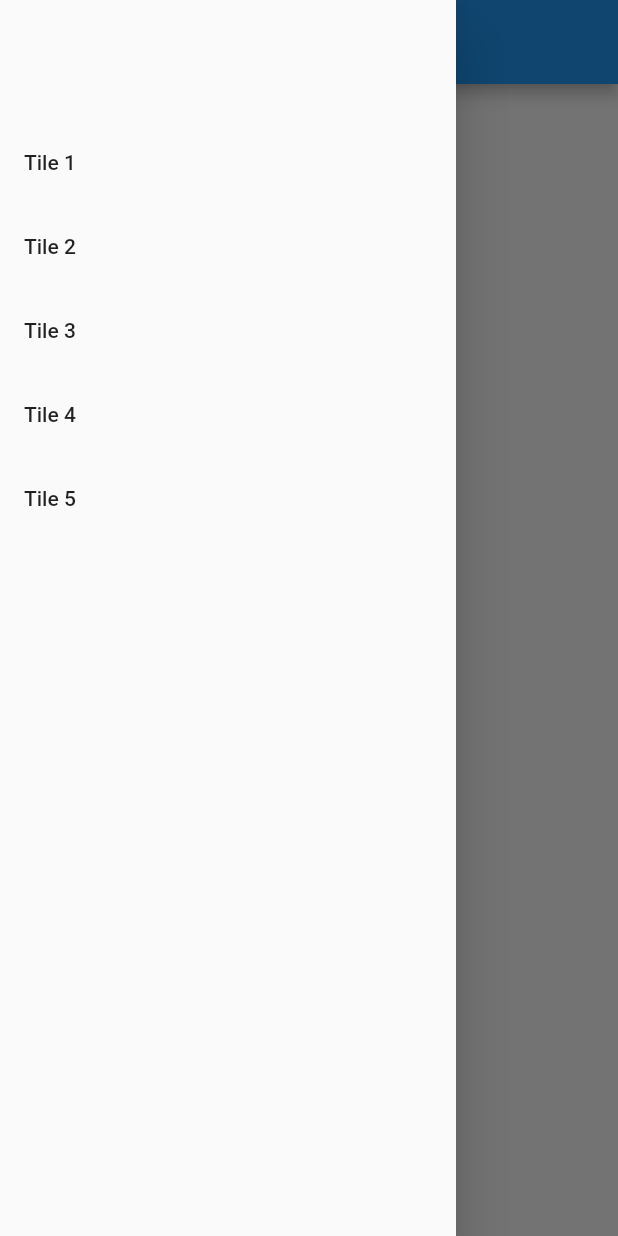
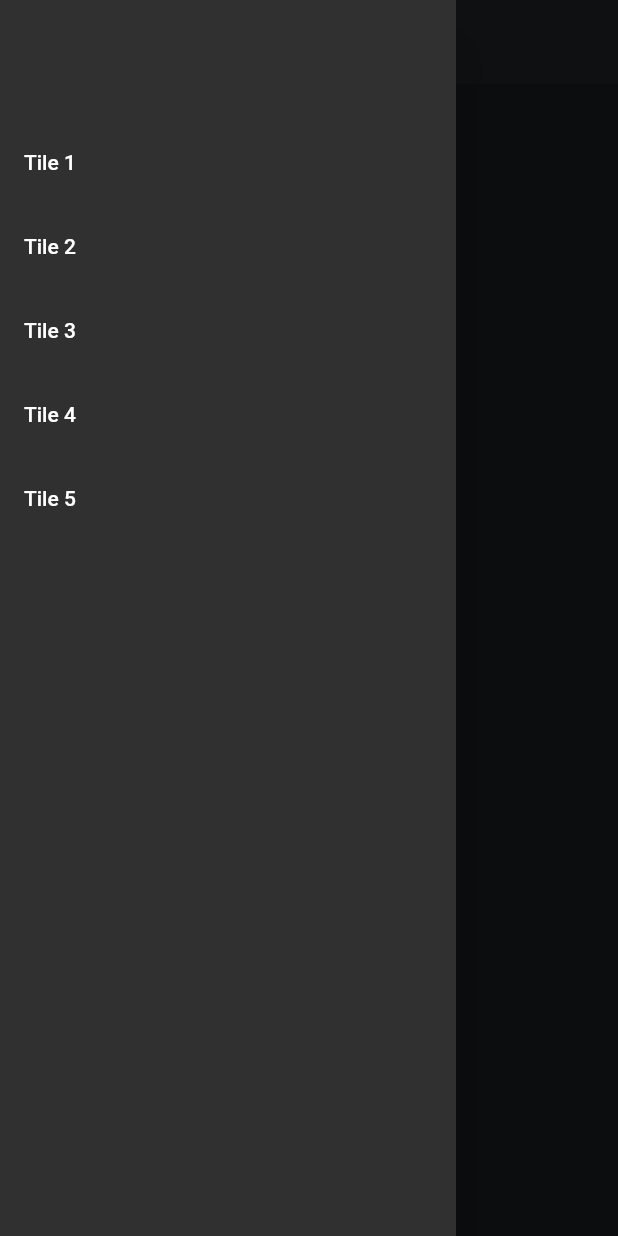
Before and after one commit to SmithZachary/Lets-Git-It, a Flutter app: the screen it shows after launch, with the side drawer open, on a phone screen of 412 x 824 dp. Run offline on Flutter 3.47's test engine with Material 2 defaults, Android fonts, the phone set to English and light mode, and no system bars.

Commit message:
added theme colors

```diff
--- /dev/null
+++ b/lib/colors.dart
@@ -0,0 +1,23 @@
+import "dart:ui";
+import 'package:flutter/material.dart';
+
+abstract class AppColors {
+  static const primary = Color(0xFF0F7173);
+  static const alerts = Color(0xFFDE6156);
+  static const warnings = Color(0xFFFBC933);
+  static const textDark = Color(0xFFE0E0E0);
+  static const iconDark = Color(0xFFE0E0E0);
+  static final textDarkRead = Color(0XFFE0E0E0).withOpacity(0.65);
+  static const textSecondaryDark = Color(0xFF979797);
+  static const darkBackground = Color(0xFF1B1D21);
+  static const onDarkBackground = Color(0xFF1E2228);
+  static const stroke = Color(0xFF292929);
+  static const textLight = Color(0xFF121212);
+  static final textLightRead = Color(0xFF121212).withOpacity(0.5);
+  static const textSecondaryLight = Color(0xFF3A3A3A);
+  static const iconLight = Color(0xFF3A3A3A);
+  static const lightBackground = Color(0xFFFFFFFF);
+  static const onLightBackground = Color(0xFFF0F0F0);
+  static const strokeLight = Color(0xFF878787);
+  static const shade = Color(0xFFF0F0F0);
+}
--- a/lib/main.dart
+++ b/lib/main.dart
@@ -1,5 +1,7 @@
 import 'package:flutter/material.dart';
 import 'package:lets_git_it/screens/home_screen.dart';
+import 'package:lets_git_it/theme.dart';
+import 'package:provider/provider.dart';
 
 void main() {
   runApp(const MyApp());
@@ -10,11 +12,17 @@ class MyApp extends StatelessWidget {
 
   @override
   Widget build(BuildContext context) {
-    return MaterialApp(
-        title: 'Let\'s Git It',
-        theme: ThemeData(
-          primarySwatch: Colors.blue,
-        ),
-        home: const HomeScreen());
+    return ChangeNotifierProvider(
+      create: (_) => ThemeNotifier(),
+      child: Consumer<ThemeNotifier>(
+        builder: (context, ThemeNotifier notifier, child) {
+          return MaterialApp(
+            title: 'Flutter Theme Provider',
+            theme: notifier.darkTheme ? dark : light,
+            home: const HomeScreen(),
+          );
+        },
+      ),
+    );
   }
 }
--- a/lib/screens/home_screen.dart
+++ b/lib/screens/home_screen.dart
@@ -1,4 +1,5 @@
 import 'package:flutter/material.dart';
+import 'package:lets_git_it/colors.dart';
 
 class HomeScreen extends StatelessWidget {
   const HomeScreen({Key? key}) : super(key: key);
@@ -10,6 +11,7 @@ class HomeScreen extends StatelessWidget {
       body: const Center(
         child: Text(
           'Lets Git It',
+          style: TextStyle(color: AppColors.primary),
         ),
       ),
       drawer: Drawer(
--- /dev/null
+++ b/lib/theme.dart
@@ -0,0 +1,125 @@
+import 'package:flutter/material.dart';
+import 'package:flutter/services.dart';
+// import 'package:shared_preferences/shared_preferences.dart';
+
+import 'colors.dart';
+
+ThemeData light = ThemeData(
+  brightness: Brightness.light,
+  visualDensity: VisualDensity.adaptivePlatformDensity,
+  primaryColor: AppColors.primary,
+  scaffoldBackgroundColor: AppColors.lightBackground,
+  colorScheme:
+      ThemeData.light().colorScheme.copyWith(secondary: AppColors.primary),
+  appBarTheme: ThemeData.light().appBarTheme.copyWith(
+        iconTheme: ThemeData.light().iconTheme,
+        backgroundColor: AppColors.shade,
+        elevation: 0,
+        centerTitle: true,
+        titleTextStyle: const TextStyle(
+          fontWeight: FontWeight.bold,
+          fontSize: 17,
+          color: AppColors.iconLight,
+        ),
+        systemOverlayStyle: SystemUiOverlayStyle.dark,
+      ),
+  elevatedButtonTheme: ElevatedButtonThemeData(
+    style: ElevatedButton.styleFrom(primary: AppColors.primary),
+  ),
+  cardColor: AppColors.shade,
+  primaryTextTheme: const TextTheme(
+    headline6: TextStyle(color: AppColors.textLight),
+  ),
+  iconTheme: const IconThemeData(color: AppColors.textLight),
+);
+
+ThemeData midnight = ThemeData(
+  brightness: Brightness.light,
+  visualDensity: VisualDensity.adaptivePlatformDensity,
+  primaryColor: AppColors.primary,
+  scaffoldBackgroundColor: AppColors.lightBackground,
+  colorScheme:
+      ThemeData.fallback().colorScheme.copyWith(secondary: AppColors.primary),
+  appBarTheme: ThemeData.fallback().appBarTheme.copyWith(
+        iconTheme: ThemeData.fallback().iconTheme,
+        backgroundColor: AppColors.shade,
+        elevation: 0,
+        centerTitle: true,
+        titleTextStyle: const TextStyle(
+          fontWeight: FontWeight.bold,
+          fontSize: 17,
+          color: AppColors.iconLight,
+        ),
+        systemOverlayStyle: SystemUiOverlayStyle.dark,
+      ),
+  elevatedButtonTheme: ElevatedButtonThemeData(
+    style: ElevatedButton.styleFrom(primary: AppColors.primary),
+  ),
+  cardColor: AppColors.shade,
+  primaryTextTheme: const TextTheme(
+    headline6: TextStyle(color: AppColors.textLight),
+  ),
+  iconTheme: const IconThemeData(color: AppColors.textLight),
+);
+
+ThemeData dark = ThemeData(
+  brightness: Brightness.dark,
+  primaryColor: AppColors.primary,
+  accentColor: AppColors.primary,
+  scaffoldBackgroundColor: AppColors.darkBackground,
+  colorScheme:
+      ThemeData.dark().colorScheme.copyWith(secondary: AppColors.primary),
+  backgroundColor: AppColors.darkBackground,
+  appBarTheme: ThemeData.dark().appBarTheme.copyWith(
+        backgroundColor: AppColors.onDarkBackground,
+        elevation: 0,
+        centerTitle: true,
+        titleTextStyle: const TextStyle(
+          fontWeight: FontWeight.bold,
+          fontSize: 17,
+        ),
+        systemOverlayStyle: SystemUiOverlayStyle.dark,
+      ),
+  elevatedButtonTheme: ElevatedButtonThemeData(
+    style: ElevatedButton.styleFrom(primary: AppColors.primary),
+  ),
+  cardColor: AppColors.onDarkBackground,
+  primaryTextTheme: const TextTheme(
+    headline6: TextStyle(color: AppColors.textDark),
+  ),
+  iconTheme: const IconThemeData(color: AppColors.iconDark),
+);
+
+class ThemeNotifier extends ChangeNotifier {
+  final String key = "theme";
+  // late SharedPreferences _prefs;
+  bool _darkTheme = false;
+
+  bool get darkTheme => _darkTheme;
+
+  ThemeNotifier() {
+    _darkTheme = true;
+    _loadFromPrefs();
+  }
+
+  toggleTheme() {
+    _darkTheme = !_darkTheme;
+    _saveToPrefs();
+    notifyListeners();
+  }
+
+  _initPrefs() async {
+    // if (_prefs == null) _prefs = await SharedPreferences.getInstance();
+  }
+
+  _loadFromPrefs() async {
+    await _initPrefs();
+    // _darkTheme = _prefs.getBool(key) ?? true;
+    notifyListeners();
+  }
+
+  _saveToPrefs() async {
+    await _initPrefs();
+    // _prefs.setBool(key, _darkTheme);
+  }
+}
--- a/pubspec.yaml
+++ b/pubspec.yaml
@@ -29,6 +29,7 @@ environment:
 dependencies:
   flutter:
     sdk: flutter
+  provider: ^6.0.2
 
 
   # The following adds the Cupertino Icons font to your application.
```
Also changed, not shown: pubspec.lock.
